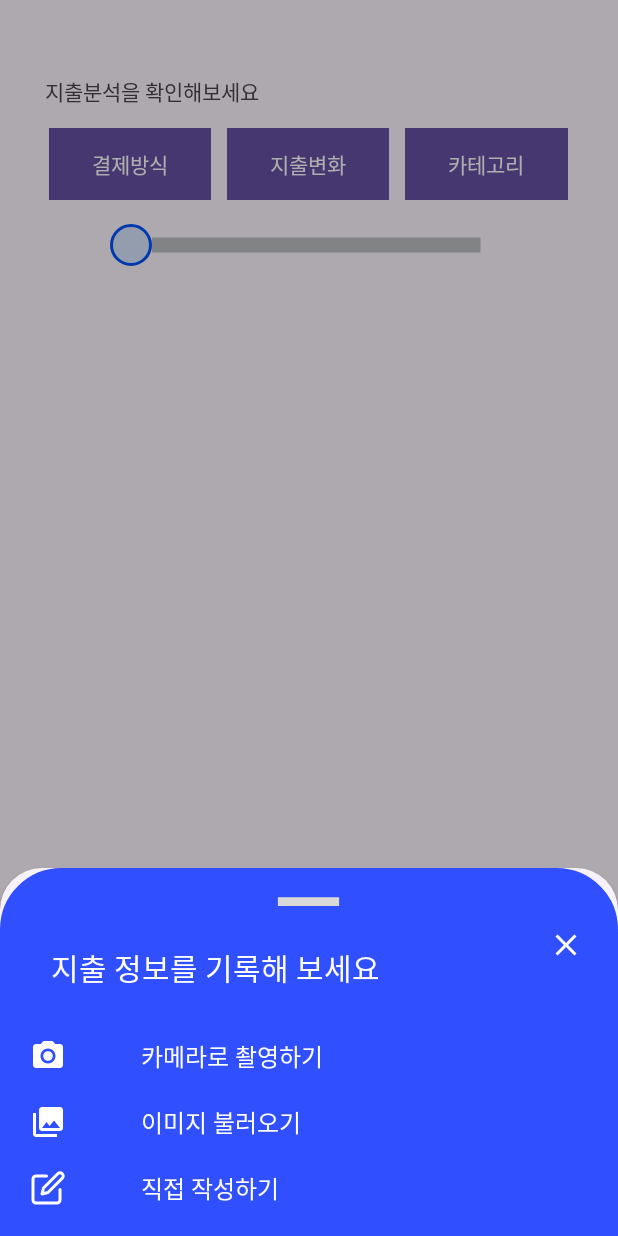
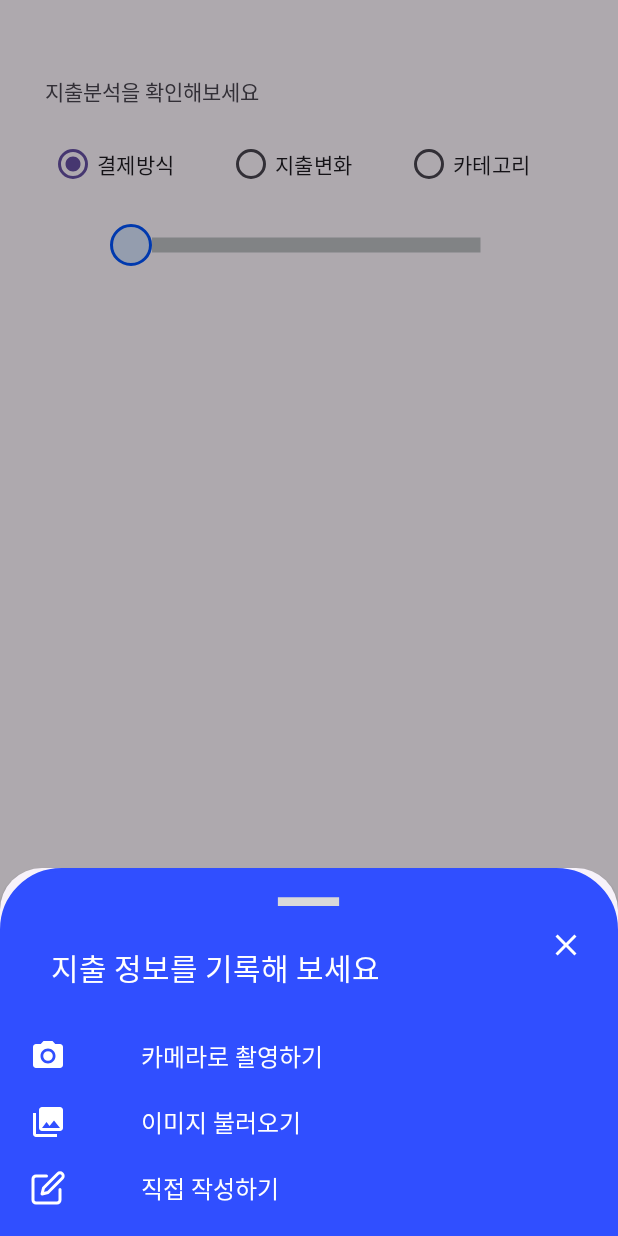
Before and after one commit to yunakoh/MoneyTracker, an Android app: the screen it shows after launch (MainActivity), item 3 of the bottom bar chosen, on a phone screen of 412 x 824 dp. Run offline under Robolectric (Android 15) with nearby library versions, the phone set to English and light mode, and no system bars.

Commit message:
feat:통계 수정

```diff
--- a/app/src/main/java/com/example/ocrreceipt/ui/stats/StatsFragment.java
+++ b/app/src/main/java/com/example/ocrreceipt/ui/stats/StatsFragment.java
@@ -12,6 +12,7 @@ import android.view.LayoutInflater;
 import android.view.View;
 import android.view.ViewGroup;
 import android.widget.Button;
+import android.widget.RadioButton;
 
 import com.example.ocrreceipt.DetailFragment;
 import com.example.ocrreceipt.R;
@@ -59,38 +60,34 @@ public class StatsFragment extends Fragment {
         destinationMap.put(binding.category.getId(), LineChartFragment.class);
 
         // Set click listeners for the buttons using view binding
-        binding.method.setOnClickListener(this::onButtonClick);
-        binding.variance.setOnClickListener(this::onButtonClick);
-        binding.category.setOnClickListener(this::onButtonClick);
+        binding.method.setOnClickListener(this::onRadioButtonClick);
+        binding.variance.setOnClickListener(this::onRadioButtonClick);
+        binding.category.setOnClickListener(this::onRadioButtonClick);
+
+        loadFragment(MethodFragment.class);
     }
-    public void onButtonClick(View view) {
-        Button clickedButton = (Button) view;
+    private void onRadioButtonClick(View view) {
+        RadioButton clickedRadioButton = (RadioButton) view;
 
-        // Toggle state for the first button
-        if (clickedButton.getId() == binding.method.getId()) {
-            clickedButton.setActivated(!clickedButton.isActivated());
-        } else {
-            // For other buttons, set activated state
-            clickedButton.setActivated(true);
+        // Clear the activated state for all RadioButtons
+        binding.method.setChecked(false);
+        binding.variance.setChecked(false);
+        binding.category.setChecked(false);
 
-            // Deactivate the first button
-            binding.method.setActivated(false);
+        // Set the activated state for the clicked RadioButton
+        clickedRadioButton.setChecked(true);
+
+        // Load the corresponding fragment
+        Class<? extends Fragment> destinationFragment = destinationMap.get(clickedRadioButton.getId());
+        if (destinationFragment != null) {
+            loadFragment(destinationFragment);
+        }
     }
 
-        // Deactivate other buttons
-        binding.variance.setActivated(false);
-        binding.category.setActivated(false);
-
-        // Handle button click actions as needed
-
-        // Example: Navigate to other fragments based on button activation
-        if (clickedButton.isActivated()) {
-            Class<? extends Fragment> destinationFragment = destinationMap.get(clickedButton.getId());
-
-            if (destinationFragment != null) {
+    private void loadFragment(Class<? extends Fragment> fragmentClass) {
         try {
             // Instantiate the destination fragment
-                    Fragment fragmentInstance = (Fragment) destinationFragment.newInstance();
+            Fragment fragmentInstance = fragmentClass.newInstance();
 
             // Navigate to the destination fragment using FragmentTransaction
             FragmentTransaction transaction = requireActivity().getSupportFragmentManager().beginTransaction();
@@ -103,6 +100,5 @@ public class StatsFragment extends Fragment {
             throw new RuntimeException(e);
         }
     }
+
 }
-    }
-}
--- a/app/src/main/res/color/button_selector.xml
+++ b/app/src/main/res/color/button_selector.xml
@@ -2,7 +2,7 @@
 <!-- res/color/button_selector.xml -->
 <selector xmlns:android="http://schemas.android.com/apk/res/android">
     <!-- Default state -->
-    <item android:state_activated="false" android:color="@android:color/darker_gray" />
+    <item android:state_selected="false" android:color="#d9d9d9" />
     <!-- Activated state -->
-    <item android:state_activated="true" android:color="@android:color/holo_blue_light" />
+    <item android:state_selected="true" android:color="#304FFF" />
 </selector>
--- a/app/src/main/res/layout/fragment_stats.xml
+++ b/app/src/main/res/layout/fragment_stats.xml
@@ -15,8 +15,8 @@
         app:layout_constraintTop_toTopOf="parent"
         app:layout_constraintStart_toStartOf="parent"/>
 
-    <LinearLayout
-        android:id="@+id/buttonsLayout"
+    <RadioGroup
+        android:id="@+id/radioGroup"
         android:layout_width="match_parent"
         android:layout_height="wrap_content"
         android:orientation="horizontal"
@@ -32,48 +32,41 @@
             android:layout_height="0dp"
             android:layout_weight="0.7"/>
 
-        <!-- Button 1 -->
-        <Button
+        <!-- RadioButton for Method -->
+        <RadioButton
             android:id="@+id/method"
             android:layout_width="0dp"
             android:layout_height="wrap_content"
             android:layout_weight="2.3"
             android:text="결제방식"
-            android:background="@color/button_selector"
             android:layout_marginEnd="5dp"
-            android:set_activated="true"
-            android:onClick="onButtonClick"/>
+            android:checked="true" />
 
-        <!-- Center Button -->
-        <Button
+        <!-- RadioButton for Variance -->
+        <RadioButton
             android:id="@+id/variance"
             android:layout_width="0dp"
             android:layout_height="wrap_content"
             android:layout_weight="2.3"
             android:text="지출변화"
-            android:background="@color/button_selector"
             android:layout_marginStart="5dp"
-            android:layout_marginEnd="5dp"
-            android:onClick="onButtonClick" />
+            android:layout_marginEnd="5dp" />
 
-        <!-- Button 2 -->
-        <Button
+        <!-- RadioButton for Category -->
+        <RadioButton
             android:id="@+id/category"
             android:layout_width="0dp"
             android:layout_height="wrap_content"
             android:layout_weight="2.3"
             android:text="카테고리"
-            android:background="@color/button_selector"
-            android:layout_marginStart="5dp"
-            android:onClick="onButtonClick"/>
+            android:layout_marginStart="5dp"/>
 
         <!-- Right Margin -->
         <View
             android:layout_width="0dp"
             android:layout_height="0dp"
             android:layout_weight="0.7"/>
-
-    </LinearLayout>
+    </RadioGroup>
 
     <!-- SeekBar -->
     <SeekBar
@@ -84,7 +77,7 @@
         android:progressDrawable="@drawable/seekbar_bar"
         android:thumb="@drawable/seekbar_thumb"
         android:layout_marginTop="16dp"
-        app:layout_constraintTop_toBottomOf="@+id/buttonsLayout"
+        app:layout_constraintTop_toBottomOf="@+id/radioGroup"
         app:layout_constraintStart_toStartOf="parent"
         app:layout_constraintEnd_toEndOf="parent"/>
 
```
Lines whose indentation alone changed are shown as unchanged.
